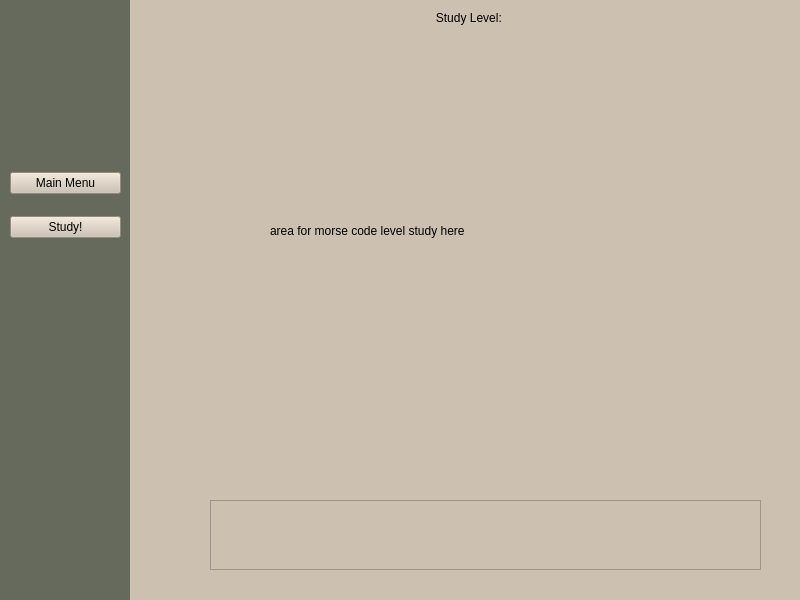
This is mainmenu.ui in University-of-Utah-CS3505/a9-an-educational-app-BrittonJordan as Qt 5 draws it before an edit. The edited form follows.
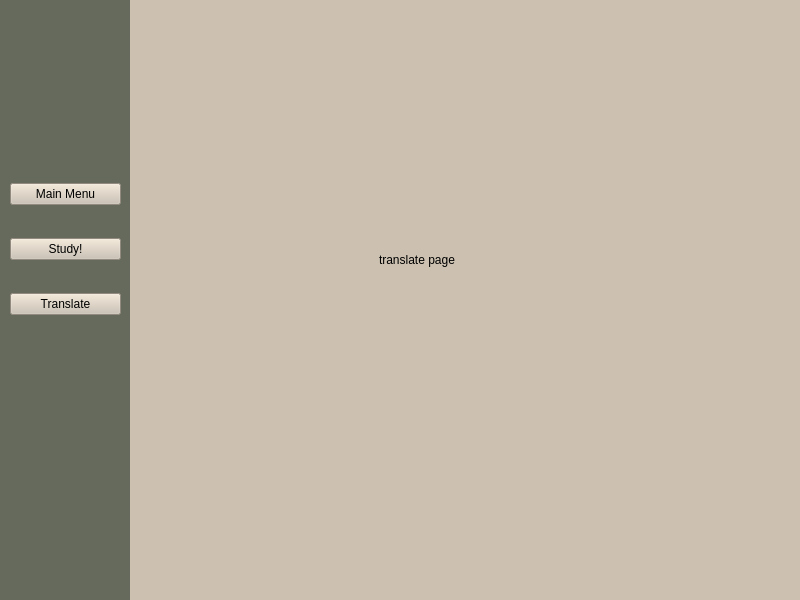
This is the edited form.

Commit message: Added translate button and translate page

Patch:
```diff
--- a/mainmenu.ui
+++ b/mainmenu.ui
@@ -30,7 +30,7 @@
      <string notr="true">background-color: rgb(204, 193, 177);</string>
     </property>
     <property name="currentIndex">
-     <number>2</number>
+     <number>3</number>
     </property>
     <widget class="QWidget" name="topMenu">
      <widget class="QLabel" name="gameTitleLabel">
@@ -179,6 +179,21 @@
       </property>
      </widget>
     </widget>
+    <widget class="QWidget" name="translateMenu">
+     <widget class="QLabel" name="label">
+      <property name="geometry">
+       <rect>
+        <x>249</x>
+        <y>250</y>
+        <width>191</width>
+        <height>20</height>
+       </rect>
+      </property>
+      <property name="text">
+       <string>translate page </string>
+      </property>
+     </widget>
+    </widget>
    </widget>
    <widget class="QWidget" name="verticalLayoutWidget">
     <property name="geometry">
@@ -186,10 +201,10 @@
       <x>10</x>
       <y>170</y>
       <width>111</width>
-      <height>71</height>
+      <height>158</height>
      </rect>
     </property>
-    <layout class="QVBoxLayout" name="menuButtonsLayout" stretch="0,0">
+    <layout class="QVBoxLayout" name="menuButtonsLayout" stretch="0,0,0">
      <property name="spacing">
       <number>20</number>
      </property>
@@ -232,6 +247,16 @@
        </property>
       </widget>
      </item>
+     <item>
+      <widget class="QPushButton" name="translateButton">
+       <property name="styleSheet">
+        <string notr="true">background-color: rgb(204, 193, 177);</string>
+       </property>
+       <property name="text">
+        <string>Translate</string>
+       </property>
+      </widget>
+     </item>
     </layout>
    </widget>
   </widget>
```
The commit also changes 1 other file.
